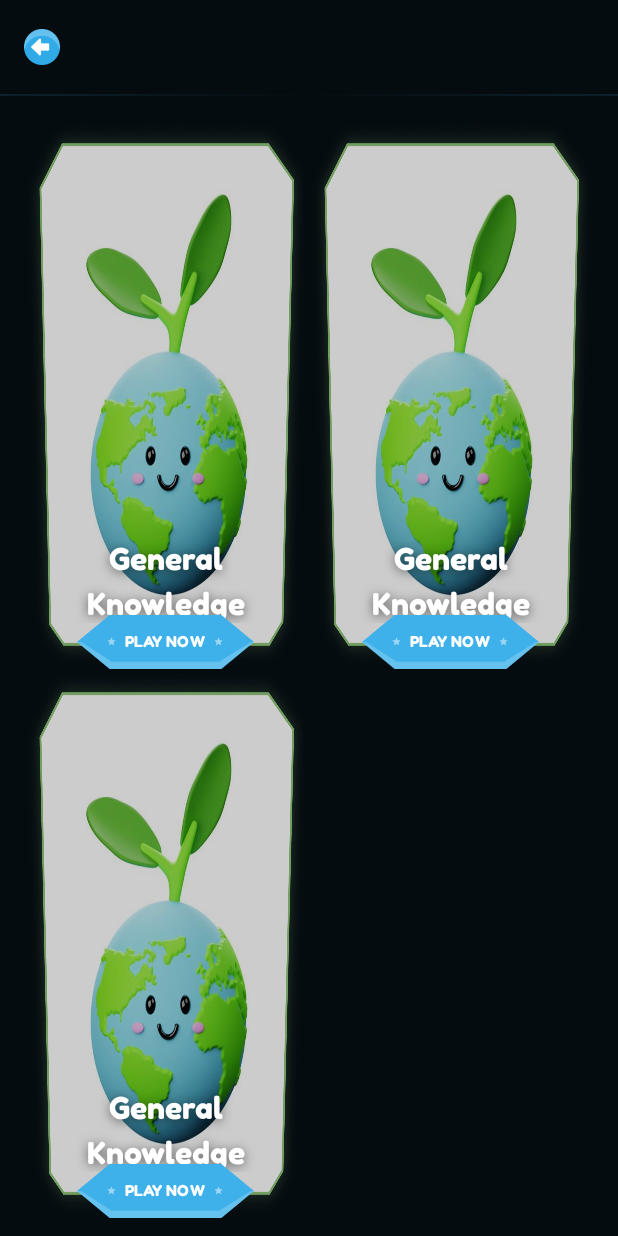
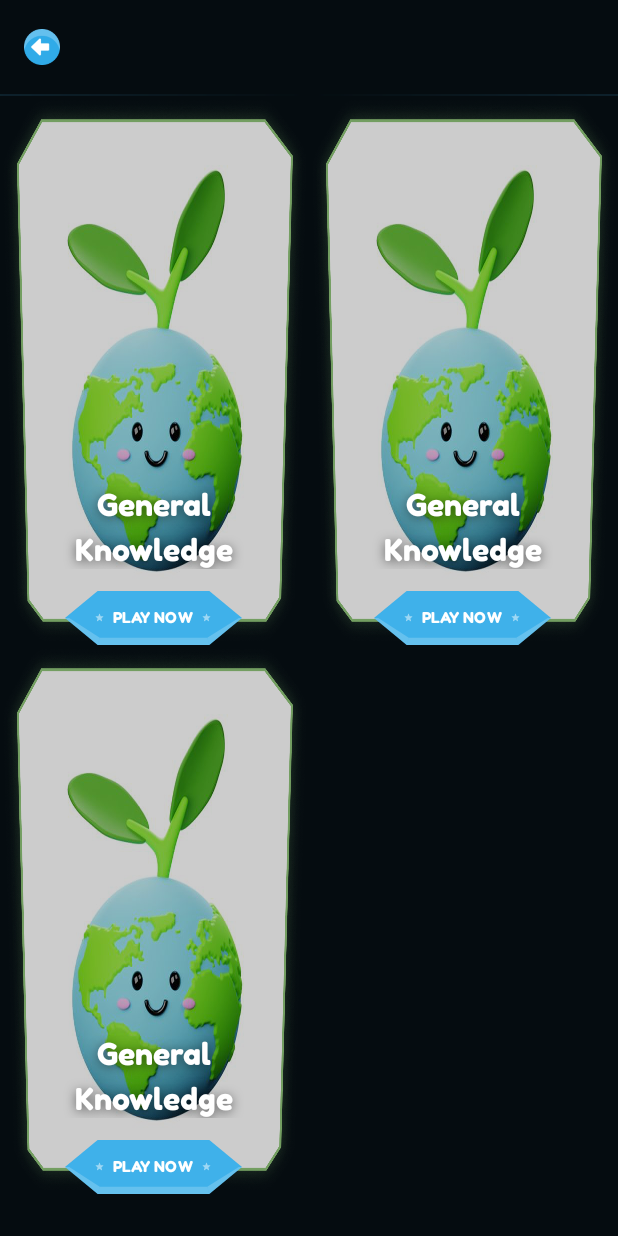
Before and after one commit to abdo-essam/Trivia, an Android app: the layout fragment_games.xml on its own in the app's theme, with its tools: preview values and no code run, on a phone screen of 412 x 824 dp. Run offline under Robolectric (Android 15) with nearby library versions, the phone set to English and light mode, and no system bars.

Commit message:
refactor(ui): Adjust layout for game cards
Updates layout of game cards and games fragment
for better UI.

```diff
--- a/app/src/main/res/layout/fragment_games.xml
+++ b/app/src/main/res/layout/fragment_games.xml
@@ -19,12 +19,8 @@
     <!-- Games Grid -->
     <androidx.recyclerview.widget.RecyclerView
         android:id="@+id/rv_games"
-        android:layout_width="0dp"
+        android:layout_width="match_parent"
         android:layout_height="0dp"
-        android:clipToPadding="false"
-        android:paddingHorizontal="16dp"
-        android:paddingTop="16dp"
-        android:paddingBottom="24dp"
         app:layoutManager="androidx.recyclerview.widget.GridLayoutManager"
         app:spanCount="2"
         app:layout_constraintBottom_toBottomOf="parent"
@@ -32,10 +28,11 @@
         app:layout_constraintStart_toStartOf="parent"
         app:layout_constraintTop_toBottomOf="@id/top_bar"
         tools:listitem="@layout/item_game_card" />
+
     <include
         layout="@layout/layout_loading_overlay"
         android:layout_width="match_parent"
         android:layout_height="match_parent"
-        android:visibility="gone"
-        />
+        android:visibility="gone" />
+
 </androidx.constraintlayout.widget.ConstraintLayout>
--- a/app/src/main/res/layout/item_game_card.xml
+++ b/app/src/main/res/layout/item_game_card.xml
@@ -19,7 +19,7 @@
         android:id="@+id/tv_category_name"
         android:layout_width="match_parent"
         android:layout_height="wrap_content"
-        android:layout_marginTop="280dp"
+        android:layout_marginTop="260dp"
         android:layout_marginHorizontal="16dp"
         android:layout_gravity="center_horizontal|top"
         android:gravity="center"
```
